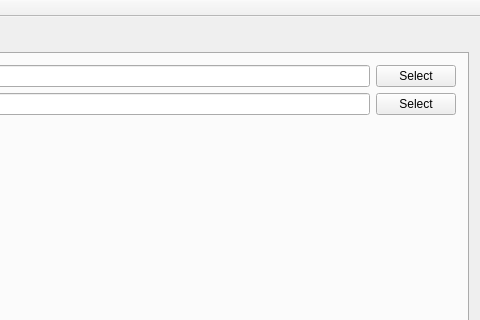
Qt form ui/mainwindow.ui (mfkiwl/pivmake-gui) before a commit; both pictures show x 231 to 711 and y 0 to 320 of the 711 by 475 pixel window.
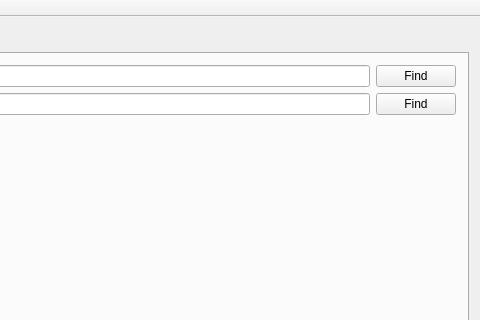
The same form after that commit. The open tabs and pages were chosen to show the change. Icons and pictures are not drawn.

Patch:
```diff
--- a/ui/mainwindow.ui
+++ b/ui/mainwindow.ui
@@ -231,7 +231,7 @@
           <item row="0" column="2">
            <widget class="QPushButton" name="pushButton_7">
             <property name="text">
-             <string>Select</string>
+             <string>Find</string>
             </property>
             <property name="icon">
              <iconset resource="../pivmake-gui.qrc">
@@ -242,7 +242,7 @@
           <item row="1" column="2">
            <widget class="QPushButton" name="pushButton_8">
             <property name="text">
-             <string>Select</string>
+             <string>Find</string>
             </property>
             <property name="icon">
              <iconset resource="../pivmake-gui.qrc">
```
Left out of the diff: 78 changed lines with no effect on the pictures.
